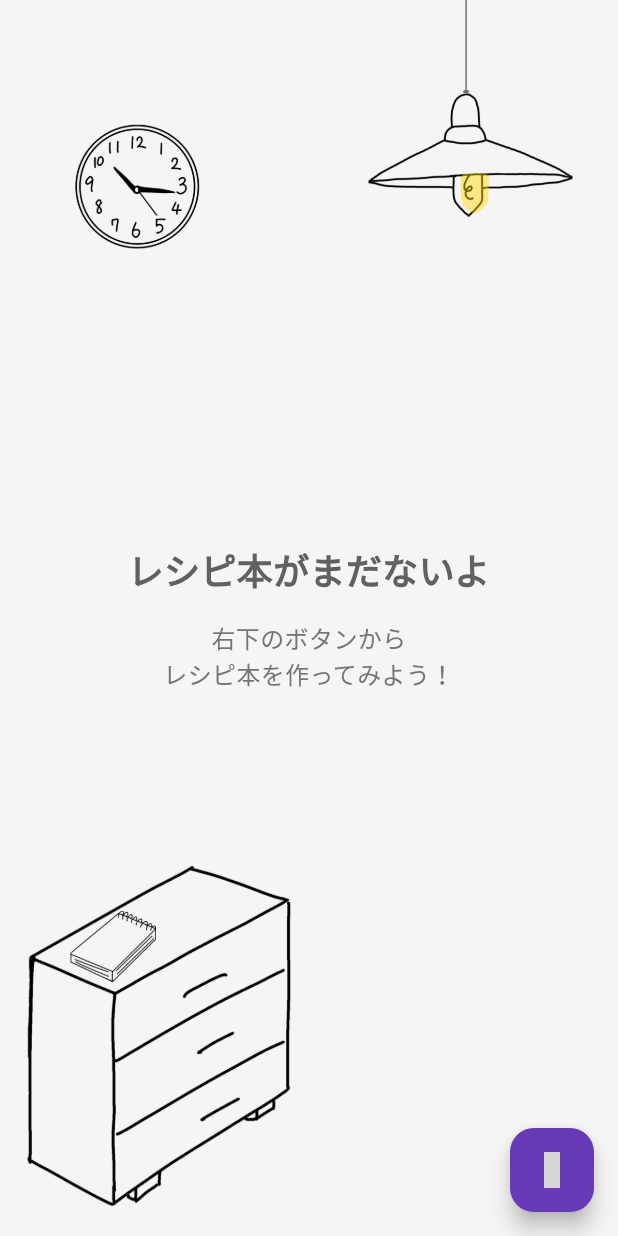
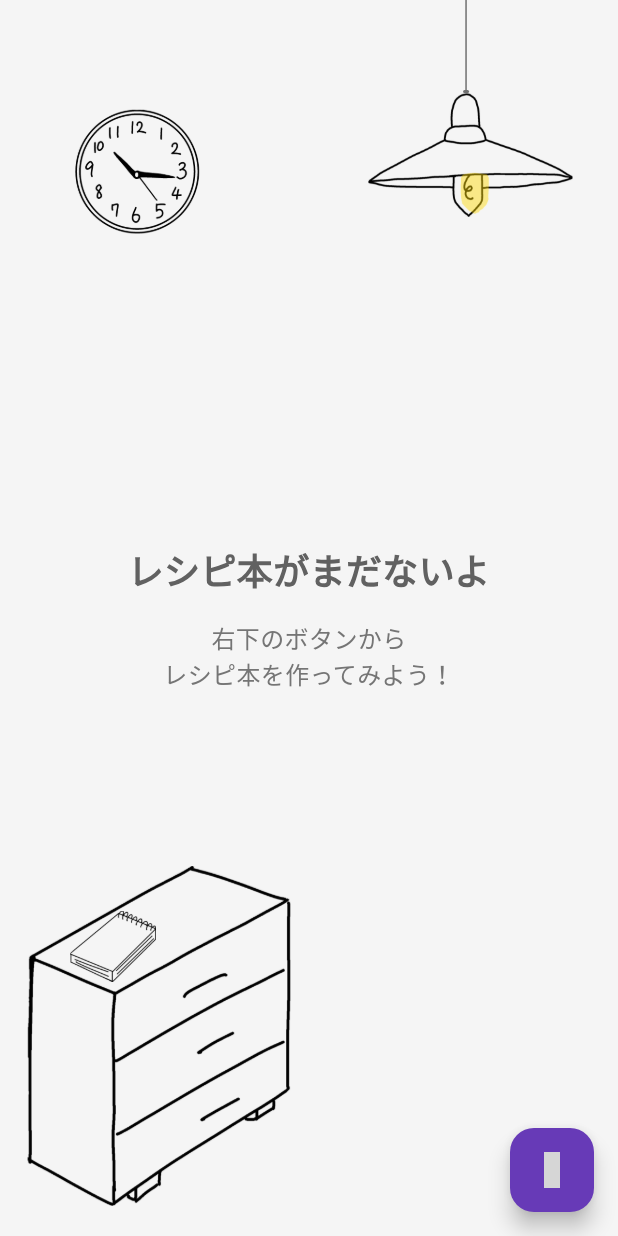
Before and after one commit to rai03k/tegaki-recipe, a Flutter app: the screen it shows after launch, on a phone screen of 412 x 824 dp. Run offline on Flutter 3.47's test engine with Material 3 defaults, Android fonts, the phone set to English and light mode, and no system bars; our stand-ins replace drift, drift_flutter, flutter_riverpod, freezed_annotation, go_router, hugeicons and 5 more; accounts and stored records are empty; generated files the repository leaves out were written again; Roboto replaces fonts that are missing (ArmedLemon); grey boxes are pictures that could not be loaded.

Commit message:
時計の位置をランプ本体の高さに合わせて調整
- 時計のtop位置をMediaQuery.of(context).padding.top + 60に変更
- ランプの吊り下げ棒の長さ（ステータスバー + 60px）と同じ高さに配置
- ランプ本体と時計が同じ高さレベルに表示されるように改善

```diff
--- a/lib/views/home_screen.dart
+++ b/lib/views/home_screen.dart
@@ -81,8 +81,12 @@ class _HomeScreenState extends ConsumerState<HomeScreen> {
               () => _onThemeToggle(themeNotifier),
             ),
           ),
-          // 時計UI
-          Positioned(top: 70, left: 40, child: _buildClockWidget(isDarkMode)),
+          // 時計UI（ランプ本体の高さに合わせる）
+          Positioned(
+            top: MediaQuery.of(context).padding.top + 60, // ステータスバー + 吊り下げ棒の長さ
+            left: 40,
+            child: _buildClockWidget(isDarkMode)
+          ),
 
           // 左下の家具エリア（メモ帳と棚）
           Positioned(
```
